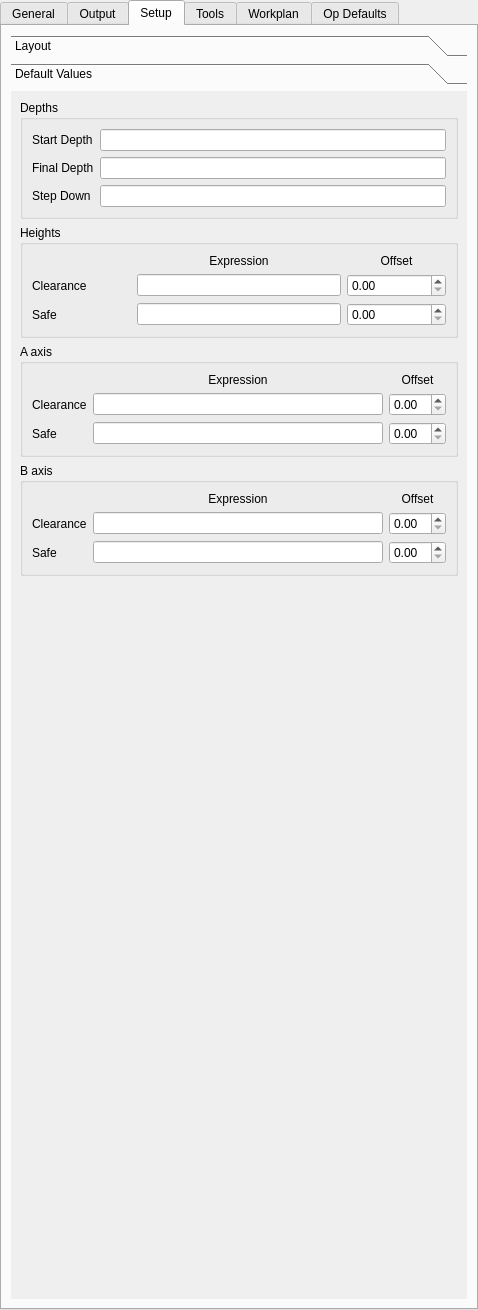
This is src/Mod/Path/Gui/Resources/panels/PathEdit.ui in mlampert/FreeCAD as Qt 5 draws it before an edit. The edited form follows.
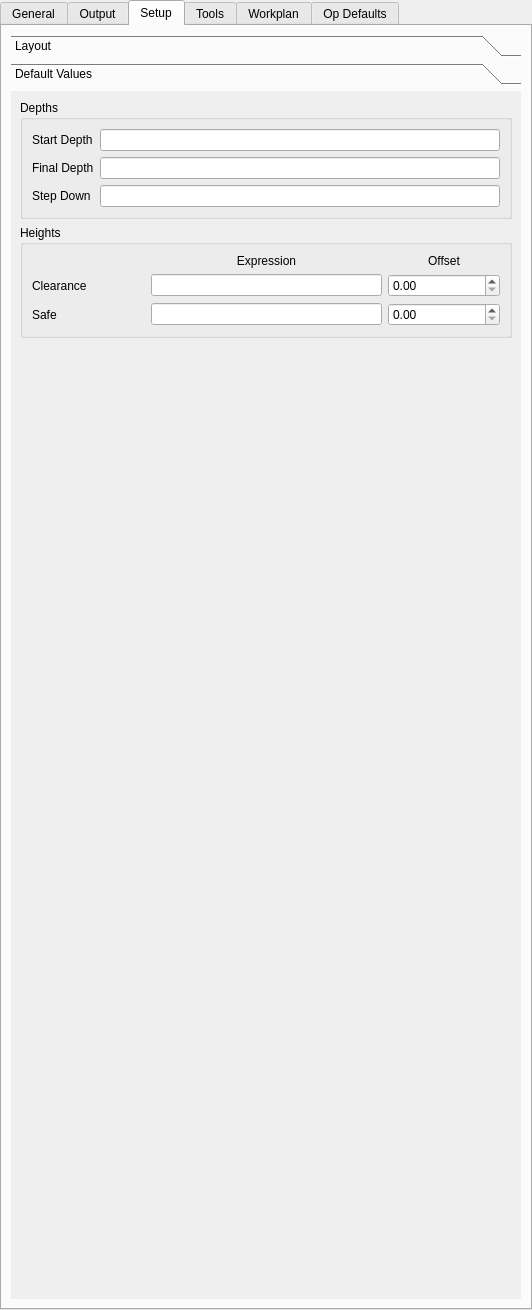
This is the edited form. The open tabs and pages were chosen to show the change. Icons and pictures are not drawn. Custom widgets are drawn as their Qt base class.

Commit message: Removed clearance/safe heights for rotation axis, easier to just use the standard values.

```diff
--- a/src/Mod/Path/Gui/Resources/panels/PathEdit.ui
+++ b/src/Mod/Path/Gui/Resources/panels/PathEdit.ui
@@ -6,7 +6,7 @@
    <rect>
     <x>0</x>
     <y>0</y>
-    <width>478</width>
+    <width>532</width>
     <height>1310</height>
    </rect>
   </property>
@@ -1059,7 +1059,7 @@
         <rect>
          <x>0</x>
          <y>0</y>
-         <width>458</width>
+         <width>512</width>
          <height>1186</height>
         </rect>
        </property>
@@ -1189,116 +1189,6 @@
           </layout>
          </widget>
         </item>
-        <item>
-         <widget class="QGroupBox" name="setupAxisAGroup">
-          <property name="title">
-           <string>A axis</string>
-          </property>
-          <layout class="QGridLayout" name="gridLayout_16">
-           <item row="1" column="0">
-            <widget class="QLabel" name="label_17">
-             <property name="text">
-              <string>Clearance</string>
-             </property>
-            </widget>
-           </item>
-           <item row="2" column="0">
-            <widget class="QLabel" name="label_20">
-             <property name="text">
-              <string>Safe</string>
-             </property>
-            </widget>
-           </item>
-           <item row="0" column="1">
-            <widget class="QLabel" name="label_22">
-             <property name="text">
-              <string>Expression</string>
-             </property>
-             <property name="alignment">
-              <set>Qt::AlignCenter</set>
-             </property>
-            </widget>
-           </item>
-           <item row="1" column="1">
-            <widget class="QLineEdit" name="setupAxisAClearanceRadiusExpression"/>
-           </item>
-           <item row="0" column="2">
-            <widget class="QLabel" name="label_23">
-             <property name="text">
-              <string>Offset</string>
-             </property>
-             <property name="alignment">
-              <set>Qt::AlignCenter</set>
-             </property>
-            </widget>
-           </item>
-           <item row="1" column="2">
-            <widget class="Gui::QuantitySpinBox" name="setupAxisAClearanceRadiusOffset"/>
-           </item>
-           <item row="2" column="1">
-            <widget class="QLineEdit" name="setupAxisASafeRadiusExpression"/>
-           </item>
-           <item row="2" column="2">
-            <widget class="Gui::QuantitySpinBox" name="setupAxisASafeRadiusOffset"/>
-           </item>
-          </layout>
-         </widget>
-        </item>
-        <item>
-         <widget class="QGroupBox" name="setupAxisBGroup">
-          <property name="title">
-           <string>B axis</string>
-          </property>
-          <layout class="QGridLayout" name="gridLayout_15">
-           <item row="1" column="0">
-            <widget class="QLabel" name="label_19">
-             <property name="text">
-              <string>Clearance</string>
-             </property>
-            </widget>
-           </item>
-           <item row="2" column="0">
-            <widget class="QLabel" name="label_21">
-             <property name="text">
-              <string>Safe</string>
-             </property>
-            </widget>
-           </item>
-           <item row="1" column="1">
-            <widget class="QLineEdit" name="setupAxisBClearanceRadiusExpression"/>
-           </item>
-           <item row="1" column="2">
-            <widget class="Gui::QuantitySpinBox" name="setupAxisBClearanceRadiusOffset"/>
-           </item>
-           <item row="0" column="1">
-            <widget class="QLabel" name="label_24">
-             <property name="text">
-              <string>Expression</string>
-             </property>
-             <property name="alignment">
-              <set>Qt::AlignCenter</set>
-             </property>
-            </widget>
-           </item>
-           <item row="0" column="2">
-            <widget class="QLabel" name="label_25">
-             <property name="text">
-              <string>Offset</string>
-             </property>
-             <property name="alignment">
-              <set>Qt::AlignCenter</set>
-             </property>
-            </widget>
-           </item>
-           <item row="2" column="1">
-            <widget class="QLineEdit" name="setupAxisBSafeRadiusExpression"/>
-           </item>
-           <item row="2" column="2">
-            <widget class="Gui::QuantitySpinBox" name="setupAxisBSafeRadiusOffset"/>
-           </item>
-          </layout>
-         </widget>
-        </item>
         <item>
          <spacer name="verticalSpacer_5">
           <property name="orientation">
```
Left out of the diff: 7 changed lines with no effect on the pictures. The commit also changes 3 other files.
